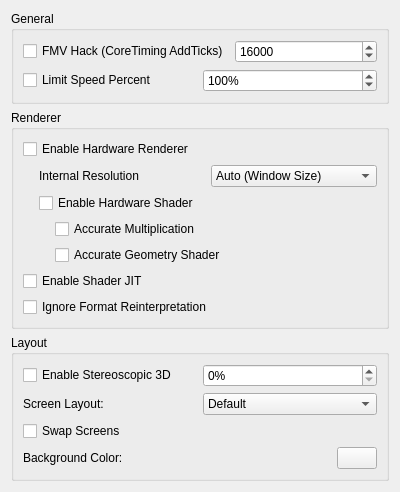
Old version of the form src/citra_qt/configuration/configure_graphics.ui in the repository Filxter/citra.
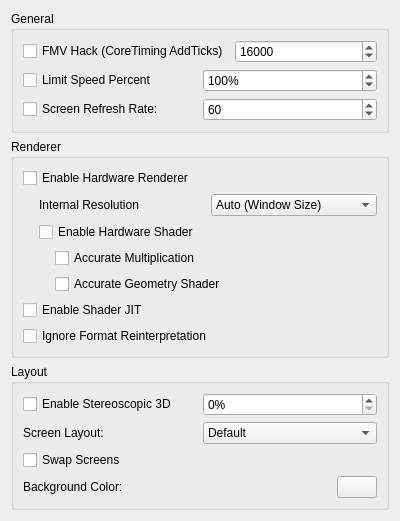
New version of the form.

Commit message: valentinvanelslande's screen refresh rate setting

```diff
--- a/src/citra_qt/configuration/configure_graphics.ui
+++ b/src/citra_qt/configuration/configure_graphics.ui
@@ -71,6 +71,30 @@
         </item>
        </layout>
       </item>
+      <item>
+        <layout class="QHBoxLayout" name="horizontalLayout_9">
+         <item>
+          <widget class="QCheckBox" name="custom_refresh_rate">
+           <property name="text">
+            <string>Screen Refresh Rate:</string>
+           </property>
+          </widget>
+         </item>
+         <item>
+          <widget class="QSpinBox" name="screen_refresh_rate">
+           <property name="minimum">
+            <number>1</number>
+           </property>
+           <property name="maximum">
+            <number>999</number>
+           </property>
+           <property name="value">
+            <number>60</number>
+           </property>
+          </widget>
+         </item>
+        </layout>
+       </item>
      </layout>
     </widget>
    </item>
```
The commit also changes 4 other files.
